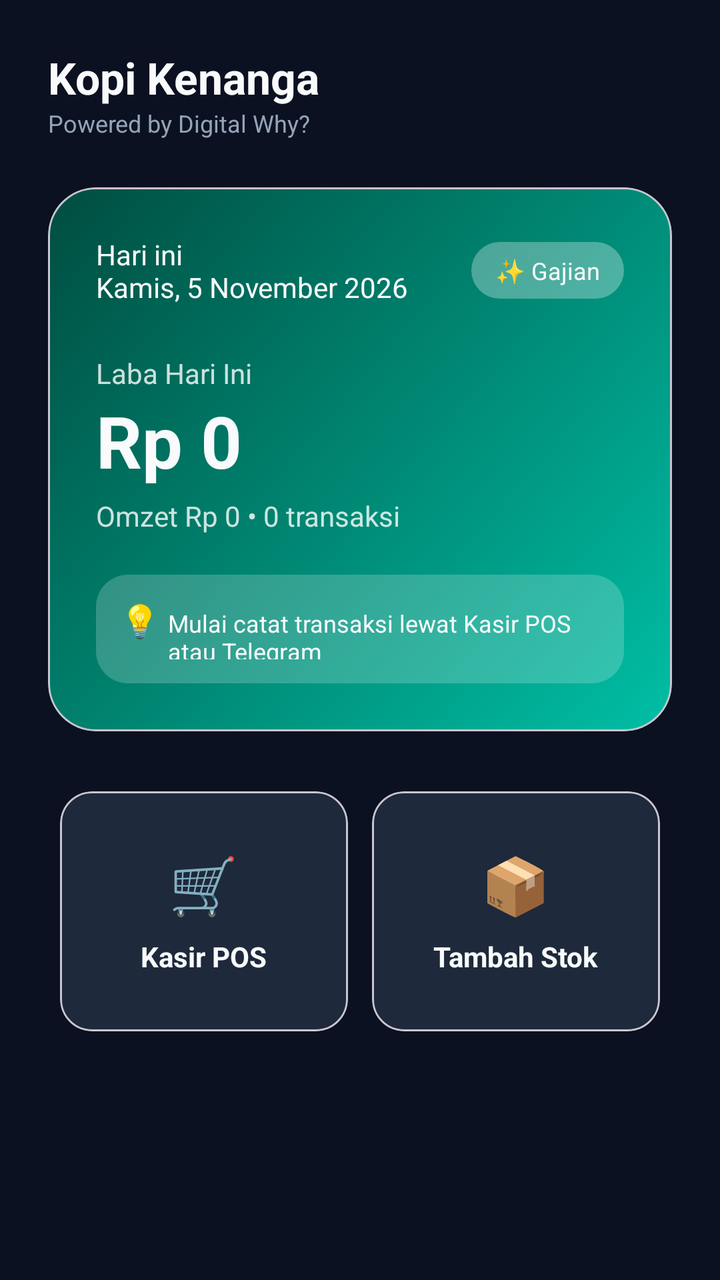
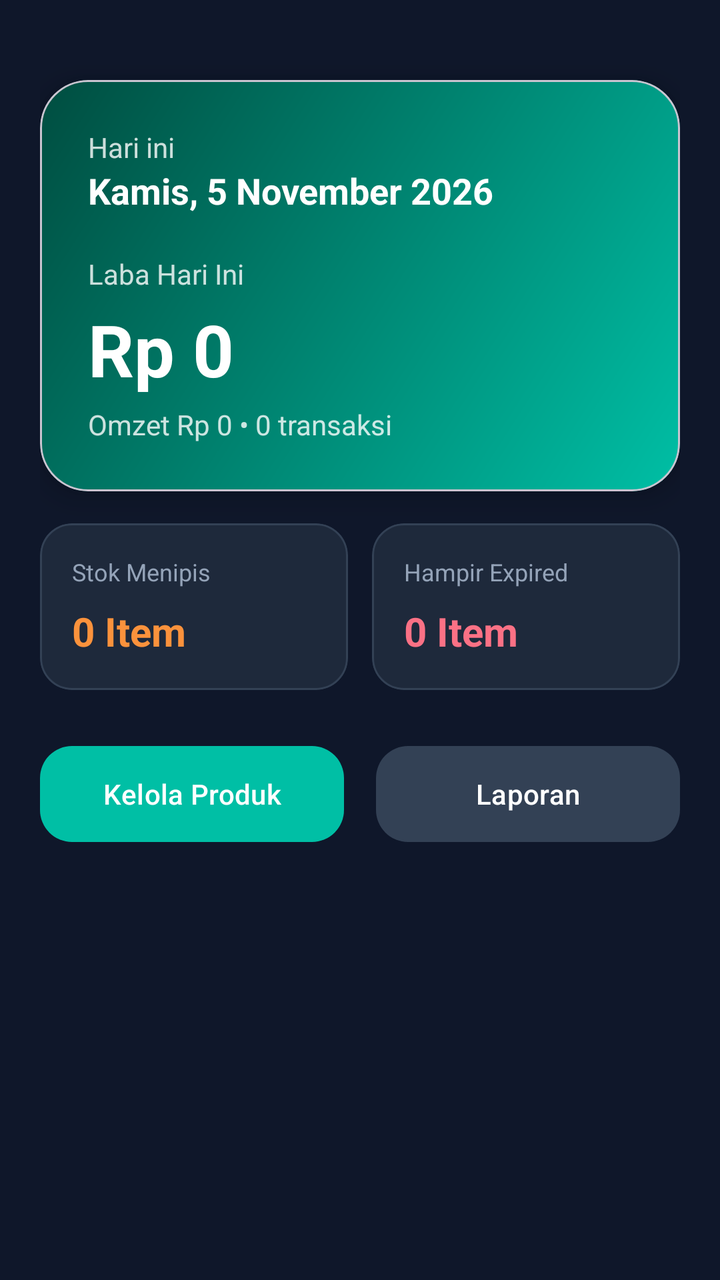

Screens rendered from an Android XML layout before and after an edit, with the pre-edit source and the edit as a unified diff.
<!-- AndroidManifest.xml: application theme Theme.Material3.DayNight.NoActionBar -->
<!-- res/layout/activity_dashboard.xml -->
<?xml version="1.0" encoding="utf-8"?>
<ScrollView xmlns:android="http://schemas.android.com/apk/res/android"
    xmlns:app="http://schemas.android.com/apk/res-auto"
    android:layout_width="match_parent"
    android:layout_height="match_parent"
    android:background="@color/bg_main"
    android:fillViewport="true">

    <LinearLayout
        android:layout_width="match_parent"
        android:layout_height="wrap_content"
        android:orientation="vertical"
        android:padding="24dp">

        
        <TextView
            android:layout_width="wrap_content"
            android:layout_height="wrap_content"
            android:text="Kopi Kenanga"
            android:textColor="@color/text_primary"
            android:textSize="22sp"
            android:textStyle="bold" />
        
        <TextView
            android:layout_width="wrap_content"
            android:layout_height="wrap_content"
            android:text="Powered by Digital Why?"
            android:textColor="@color/text_secondary"
            android:textSize="12sp"
            android:layout_marginBottom="24dp" />

        
        <com.google.android.material.card.MaterialCardView
            android:layout_width="match_parent"
            android:layout_height="wrap_content"
            app:cardCornerRadius="24dp"
            app:cardElevation="0dp"
            app:cardBackgroundColor="@android:color/transparent">

            <LinearLayout
                android:layout_width="match_parent"
                android:layout_height="wrap_content"
                android:background="@drawable/bg_hero_gradient"
                android:orientation="vertical"
                android:padding="24dp">

                
                <LinearLayout
                    android:layout_width="match_parent"
                    android:layout_height="wrap_content"
                    android:orientation="horizontal"
                    android:gravity="center_vertical">
                    
                    <TextView
                        android:layout_width="0dp"
                        android:layout_height="wrap_content"
                        android:layout_weight="1"
                        android:text="Hari ini\nKamis, 5 November 2026"
                        android:textColor="@color/text_primary"
                        android:textSize="14sp" />

                    <TextView
                        android:layout_width="wrap_content"
                        android:layout_height="wrap_content"
                        android:text="✨ Gajian"
                        android:textColor="@color/text_primary"
                        android:textSize="12sp"
                        android:paddingHorizontal="12dp"
                        android:paddingVertical="6dp"
                        android:background="@drawable/bg_badge" />
                </LinearLayout>

                
                <TextView
                    android:layout_width="wrap_content"
                    android:layout_height="wrap_content"
                    android:text="Laba Hari Ini"
                    android:textColor="#CCFFFFFF"
                    android:textSize="14sp"
                    android:layout_marginTop="24dp" />
                
                <TextView
                    android:id="@+id/tvProfit"
                    android:layout_width="wrap_content"
                    android:layout_height="wrap_content"
                    android:text="Rp 0"
                    android:textColor="@color/text_primary"
                    android:textSize="36sp"
                    android:textStyle="bold" />

                
                <TextView
                    android:id="@+id/tvSubInfo"
                    android:layout_width="wrap_content"
                    android:layout_height="wrap_content"
                    android:text="Omzet Rp 0 • 0 transaksi"
                    android:textColor="#CCFFFFFF"
                    android:textSize="14sp"
                    android:layout_marginTop="4dp" />

                
                <LinearLayout
                    android:layout_width="match_parent"
                    android:layout_height="wrap_content"
                    android:background="@drawable/bg_hint_box"
                    android:orientation="horizontal"
                    android:padding="12dp"
                    android:layout_marginTop="20dp">
                    
                    <TextView
                        android:layout_width="wrap_content"
                        android:layout_height="wrap_content"
                        android:text="💡 "
                        android:textSize="16sp" />
                    
                    <TextView
                        android:layout_width="wrap_content"
                        android:layout_height="wrap_content"
                        android:text="Mulai catat transaksi lewat Kasir POS atau Telegram"
                        android:textColor="@color/text_primary"
                        android:textSize="12sp" />
                </LinearLayout>
            </LinearLayout>
        </com.google.android.material.card.MaterialCardView>

        
        <GridLayout
            android:layout_width="match_parent"
            android:layout_height="wrap_content"
            android:columnCount="2"
            android:rowCount="2"
            android:layout_marginTop="24dp">

            
            <com.google.android.material.card.MaterialCardView
                android:layout_width="0dp"
                android:layout_height="120dp"
                android:layout_columnWeight="1"
                android:layout_margin="6dp"
                app:cardBackgroundColor="@color/bg_surface"
                app:cardCornerRadius="16dp"
                app:cardElevation="0dp">
                <LinearLayout
                    android:layout_width="match_parent"
                    android:layout_height="match_parent"
                    android:gravity="center"
                    android:orientation="vertical">
                    <TextView
                        android:layout_width="wrap_content"
                        android:layout_height="wrap_content"
                        android:text="🛒"
                        android:textSize="28sp" />
                    <TextView
                        android:layout_width="wrap_content"
                        android:layout_height="wrap_content"
                        android:text="Kasir POS"
                        android:textColor="@color/text_primary"
                        android:textStyle="bold"
                        android:layout_marginTop="8dp" />
                </LinearLayout>
            </com.google.android.material.card.MaterialCardView>

            
            <com.google.android.material.card.MaterialCardView
                android:id="@+id/btnManageProducts"
                android:layout_width="0dp"
                android:layout_height="120dp"
                android:layout_columnWeight="1"
                android:layout_margin="6dp"
                app:cardBackgroundColor="@color/bg_surface"
                app:cardCornerRadius="16dp"
                app:cardElevation="0dp">
                <LinearLayout
                    android:layout_width="match_parent"
                    android:layout_height="match_parent"
                    android:gravity="center"
                    android:orientation="vertical">
                    <TextView
                        android:layout_width="wrap_content"
                        android:layout_height="wrap_content"
                        android:text="📦"
                        android:textSize="28sp" />
                    <TextView
                        android:layout_width="wrap_content"
                        android:layout_height="wrap_content"
                        android:text="Tambah Stok"
                        android:textColor="@color/text_primary"
                        android:textStyle="bold"
                        android:layout_marginTop="8dp" />
                </LinearLayout>
            </com.google.android.material.card.MaterialCardView>

        </GridLayout>

    </LinearLayout>
</ScrollView>
<!-- resources referenced by this layout -->
<resources>
  <color name="bg_main">#0B1120</color>
  <color name="bg_surface">#1E293B</color>
  <color name="text_primary">#F8FAFC</color>
  <color name="text_secondary">#94A3B8</color>
  <!-- drawable bg_badge (drawable) -->
  <?xml version="1.0" encoding="utf-8"?>
  <shape xmlns:android="http://schemas.android.com/apk/res/android" android:shape="rectangle">
      <solid android:color="#4DFFFFFF" />
      <corners android:radius="50dp" />
  </shape>
  <!-- drawable bg_hero_gradient (drawable) -->
  <?xml version="1.0" encoding="utf-8"?>
  <shape xmlns:android="http://schemas.android.com/apk/res/android" android:shape="rectangle">
      <gradient android:startColor="#00BFA5" android:endColor="#004D40" android:angle="135" />
      <corners android:radius="24dp" />
  </shape>
  <!-- drawable bg_hint_box (drawable) -->
  <?xml version="1.0" encoding="utf-8"?>
  <shape xmlns:android="http://schemas.android.com/apk/res/android" android:shape="rectangle">
      <solid android:color="#33FFFFFF" />
      <corners android:radius="16dp" />
  </shape>
</resources>

<!-- the commit's change to res/layout/activity_dashboard.xml (unified diff, before → after) -->
@@ -3,39 +3,23 @@
     xmlns:app="http://schemas.android.com/apk/res-auto"
     android:layout_width="match_parent"
     android:layout_height="match_parent"
-    android:background="@color/bg_main"
+    android:background="#0F172A"
     android:fillViewport="true">
 
     <LinearLayout
         android:layout_width="match_parent"
         android:layout_height="wrap_content"
         android:orientation="vertical"
-        android:padding="24dp">
-
-        
-        <TextView
-            android:layout_width="wrap_content"
-            android:layout_height="wrap_content"
-            android:text="Kopi Kenanga"
-            android:textColor="@color/text_primary"
-            android:textSize="22sp"
-            android:textStyle="bold" />
-        
-        <TextView
-            android:layout_width="wrap_content"
-            android:layout_height="wrap_content"
-            android:text="Powered by Digital Why?"
-            android:textColor="@color/text_secondary"
-            android:textSize="12sp"
-            android:layout_marginBottom="24dp" />
+        android:padding="20dp">
 
         
         <com.google.android.material.card.MaterialCardView
             android:layout_width="match_parent"
             android:layout_height="wrap_content"
+            app:cardBackgroundColor="@android:color/transparent"
             app:cardCornerRadius="24dp"
-            app:cardElevation="0dp"
-            app:cardBackgroundColor="@android:color/transparent">
+            app:cardElevation="8dp"
+            android:layout_marginTop="20dp">
 
             <LinearLayout
                 android:layout_width="match_parent"
@@ -44,51 +28,40 @@
                 android:orientation="vertical"
                 android:padding="24dp">
 
-                
-                <LinearLayout
-                    android:layout_width="match_parent"
+                <TextView
+                    android:layout_width="wrap_content"
                     android:layout_height="wrap_content"
-                    android:orientation="horizontal"
-                    android:gravity="center_vertical">
-                    
-                    <TextView
-                        android:layout_width="0dp"
-                        android:layout_height="wrap_content"
-                        android:layout_weight="1"
-                        android:text="Hari ini\nKamis, 5 November 2026"
-                        android:textColor="@color/text_primary"
-                        android:textSize="14sp" />
+                    android:text="Hari ini"
+                    android:textColor="#CCFFFFFF"
+                    android:textSize="14sp" />
 
-                    <TextView
-                        android:layout_width="wrap_content"
-                        android:layout_height="wrap_content"
-                        android:text="✨ Gajian"
-                        android:textColor="@color/text_primary"
-                        android:textSize="12sp"
-                        android:paddingHorizontal="12dp"
-                        android:paddingVertical="6dp"
-                        android:background="@drawable/bg_badge" />
-                </LinearLayout>
+                <TextView
+                    android:id="@+id/tvDate"
+                    android:layout_width="wrap_content"
+                    android:layout_height="wrap_content"
+                    android:text="Kamis, 5 November 2026"
+                    android:textColor="#FFFFFF"
+                    android:textSize="18sp"
+                    android:textStyle="bold"
+                    android:layout_marginBottom="20dp" />
 
-                
                 <TextView
                     android:layout_width="wrap_content"
                     android:layout_height="wrap_content"
                     android:text="Laba Hari Ini"
                     android:textColor="#CCFFFFFF"
-                    android:textSize="14sp"
-                    android:layout_marginTop="24dp" />
-                
+                    android:textSize="14sp" />
+
                 <TextView
                     android:id="@+id/tvProfit"
                     android:layout_width="wrap_content"
                     android:layout_height="wrap_content"
                     android:text="Rp 0"
-                    android:textColor="@color/text_primary"
+                    android:textColor="#FFFFFF"
                     android:textSize="36sp"
-                    android:textStyle="bold" />
+                    android:textStyle="bold"
+                    android:layout_marginTop="4dp" />
 
-                
                 <TextView
                     android:id="@+id/tvSubInfo"
                     android:layout_width="wrap_content"
@@ -98,28 +71,6 @@
                     android:textSize="14sp"
                     android:layout_marginTop="4dp" />
 
-                
-                <LinearLayout
-                    android:layout_width="match_parent"
-                    android:layout_height="wrap_content"
-                    android:background="@drawable/bg_hint_box"
-                    android:orientation="horizontal"
-                    android:padding="12dp"
-                    android:layout_marginTop="20dp">
-                    
-                    <TextView
-                        android:layout_width="wrap_content"
-                        android:layout_height="wrap_content"
-                        android:text="💡 "
-                        android:textSize="16sp" />
-                    
-                    <TextView
-                        android:layout_width="wrap_content"
-                        android:layout_height="wrap_content"
-                        android:text="Mulai catat transaksi lewat Kasir POS atau Telegram"
-                        android:textColor="@color/text_primary"
-                        android:textSize="12sp" />
-                </LinearLayout>
             </LinearLayout>
         </com.google.android.material.card.MaterialCardView>
 
@@ -128,33 +79,38 @@
             android:layout_width="match_parent"
             android:layout_height="wrap_content"
             android:columnCount="2"
-            android:rowCount="2"
-            android:layout_marginTop="24dp">
+            android:rowCount="1"
+            android:layout_marginTop="16dp">
 
             
             <com.google.android.material.card.MaterialCardView
                 android:layout_width="0dp"
-                android:layout_height="120dp"
+                android:layout_height="wrap_content"
                 android:layout_columnWeight="1"
-                android:layout_margin="6dp"
-                app:cardBackgroundColor="@color/bg_surface"
+                android:layout_marginEnd="6dp"
+                app:cardBackgroundColor="#1E293B"
                 app:cardCornerRadius="16dp"
-                app:cardElevation="0dp">
+                app:cardElevation="0dp"
+                app:strokeColor="#334155"
+                app:strokeWidth="1dp">
                 <LinearLayout
                     android:layout_width="match_parent"
-                    android:layout_height="match_parent"
-                    android:gravity="center"
-                    android:orientation="vertical">
+                    android:layout_height="wrap_content"
+                    android:orientation="vertical"
+                    android:padding="16dp">
                     <TextView
                         android:layout_width="wrap_content"
                         android:layout_height="wrap_content"
-                        android:text="🛒"
-                        android:textSize="28sp" />
+                        android:text="Stok Menipis"
+                        android:textColor="#94A3B8"
+                        android:textSize="12sp" />
                     <TextView
+                        android:id="@+id/tvLowStock"
                         android:layout_width="wrap_content"
                         android:layout_height="wrap_content"
-                        android:text="Kasir POS"
-                        android:textColor="@color/text_primary"
+                        android:text="0 Item"
+                        android:textColor="#FB923C"
+                        android:textSize="20sp"
                         android:textStyle="bold"
                         android:layout_marginTop="8dp" />
                 </LinearLayout>
@@ -162,35 +118,67 @@
 
             
             <com.google.android.material.card.MaterialCardView
-                android:id="@+id/btnManageProducts"
                 android:layout_width="0dp"
-                android:layout_height="120dp"
+                android:layout_height="wrap_content"
                 android:layout_columnWeight="1"
-                android:layout_margin="6dp"
-                app:cardBackgroundColor="@color/bg_surface"
+                android:layout_marginStart="6dp"
+                app:cardBackgroundColor="#1E293B"
                 app:cardCornerRadius="16dp"
-                app:cardElevation="0dp">
+                app:cardElevation="0dp"
+                app:strokeColor="#334155"
+                app:strokeWidth="1dp">
                 <LinearLayout
                     android:layout_width="match_parent"
-                    android:layout_height="match_parent"
-                    android:gravity="center"
-                    android:orientation="vertical">
+                    android:layout_height="wrap_content"
+                    android:orientation="vertical"
+                    android:padding="16dp">
                     <TextView
                         android:layout_width="wrap_content"
                         android:layout_height="wrap_content"
-                        android:text="📦"
-                        android:textSize="28sp" />
+                        android:text="Hampir Expired"
+                        android:textColor="#94A3B8"
+                        android:textSize="12sp" />
                     <TextView
+                        android:id="@+id/tvExpired"
                         android:layout_width="wrap_content"
                         android:layout_height="wrap_content"
-                        android:text="Tambah Stok"
-                        android:textColor="@color/text_primary"
+                        android:text="0 Item"
+                        android:textColor="#FB7185"
+                        android:textSize="20sp"
                         android:textStyle="bold"
                         android:layout_marginTop="8dp" />
                 </LinearLayout>
             </com.google.android.material.card.MaterialCardView>
+        </GridLayout>
 
-        </GridLayout>
+        
+        <LinearLayout
+            android:layout_width="match_parent"
+            android:layout_height="wrap_content"
+            android:orientation="horizontal"
+            android:layout_marginTop="24dp">
+
+            <com.google.android.material.button.MaterialButton
+                android:id="@+id/btnManageProducts"
+                android:layout_width="0dp"
+                android:layout_height="56dp"
+                android:layout_weight="1"
+                android:layout_marginEnd="8dp"
+                android:text="Kelola Produk"
+                android:textColor="#FFFFFF"
+                app:backgroundTint="#00BFA5"
+                app:cornerRadius="16dp" />
+
+            <com.google.android.material.button.MaterialButton
+                android:layout_width="0dp"
+                android:layout_height="56dp"
+                android:layout_weight="1"
+                android:layout_marginStart="8dp"
+                android:text="Laporan"
+                android:textColor="#FFFFFF"
+                app:backgroundTint="#334155"
+                app:cornerRadius="16dp" />
+        </LinearLayout>
 
     </LinearLayout>
 </ScrollView>
<!-- resource entries referenced after the edit -->
@@ -1,26 +1,10 @@
 <!-- resources referenced by this layout -->
 <resources>
-  <color name="bg_main">#0B1120</color>
-  <color name="bg_surface">#1E293B</color>
-  <color name="text_primary">#F8FAFC</color>
-  <color name="text_secondary">#94A3B8</color>
-  <!-- drawable bg_badge (drawable) -->
-  <?xml version="1.0" encoding="utf-8"?>
-  <shape xmlns:android="http://schemas.android.com/apk/res/android" android:shape="rectangle">
-      <solid android:color="#4DFFFFFF" />
-      <corners android:radius="50dp" />
-  </shape>
   <!-- drawable bg_hero_gradient (drawable) -->
   <?xml version="1.0" encoding="utf-8"?>
   <shape xmlns:android="http://schemas.android.com/apk/res/android" android:shape="rectangle">
       <gradient android:startColor="#00BFA5" android:endColor="#004D40" android:angle="135" />
       <corners android:radius="24dp" />
   </shape>
-  <!-- drawable bg_hint_box (drawable) -->
-  <?xml version="1.0" encoding="utf-8"?>
-  <shape xmlns:android="http://schemas.android.com/apk/res/android" android:shape="rectangle">
-      <solid android:color="#33FFFFFF" />
-      <corners android:radius="16dp" />
-  </shape>
 </resources>
 
